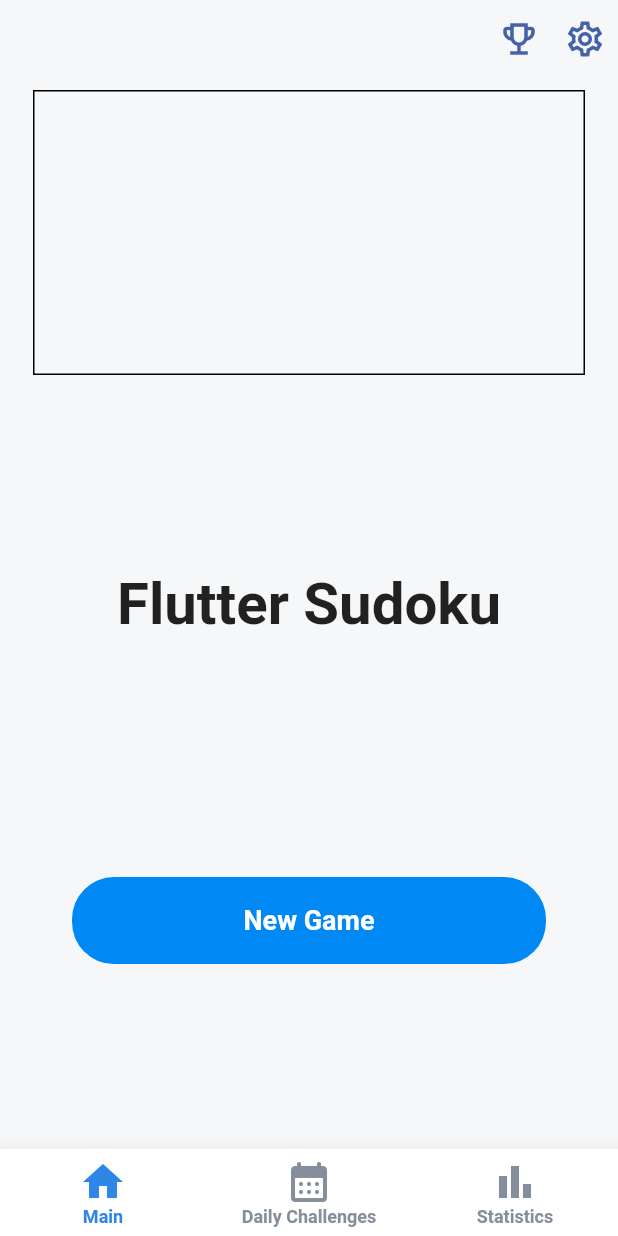
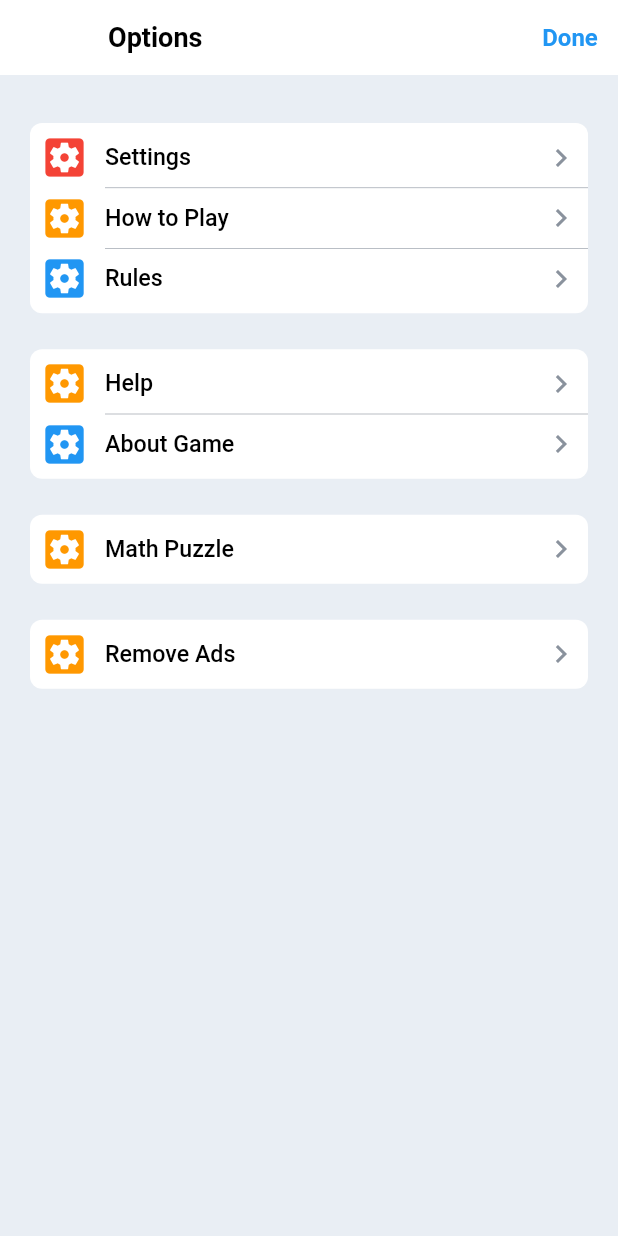
Before and after one commit to recepsenoglu/Flutter_Sudoku, a Flutter app: the screen it shows after launch, after a tap on the "settings" icon, on a phone screen of 412 x 824 dp. Run offline on Flutter 3.47's test engine with Material 2 defaults, Android fonts, the phone set to English and light mode, and no system bars; our stand-ins replace shared_preferences.

Commit message:
options screen created

```diff
--- a/lib/constant/app_strings.dart
+++ b/lib/constant/app_strings.dart
@@ -55,4 +55,16 @@ class Strings {
   static const averageScore = 'Average Score';
   static const currentWinStreak = 'Current Win Streak';
   static const bestWinStreak = 'Best Win Streak';
+
+  // Options Screen
+  static const options = 'Options';
+  static const done = 'Done';
+
+  static const settings = 'Settings';
+  static const howToPlay = 'How to Play';
+  static const rules = 'Rules';
+  static const help = 'Help';
+  static const aboutGame = 'About Game';
+  static const mathPuzzle = 'Math Puzzle';
+  static const removeAds = 'Remove Ads';
 }
--- a/lib/screens/game_screen/game_screen.dart
+++ b/lib/screens/game_screen/game_screen.dart
@@ -422,7 +422,7 @@ class GameAppBar extends StatelessWidget with PreferredSizeWidget {
         ),
         AppBarActionButton(
           icon: Icons.settings_outlined,
-          onPressed: () {},
+          onPressed: () => Routes.goTo(Routes.optionsScreen, enableBack: true),
         ),
       ],
     );
--- a/lib/screens/main_screen/main_screen.dart
+++ b/lib/screens/main_screen/main_screen.dart
@@ -3,6 +3,7 @@ import 'package:flutter/services.dart';
 import 'package:flutter_sudoku/constant/app_strings.dart';
 import 'package:flutter_sudoku/models/game_model.dart';
 import 'package:flutter_sudoku/screens/main_screen/main_screen_provider.dart';
+import 'package:flutter_sudoku/services/routes.dart';
 import 'package:flutter_sudoku/utils/app_colors.dart';
 import 'package:flutter_sudoku/utils/text_styles.dart';
 import 'package:flutter_sudoku/widgets/appBar_action_button.dart';
@@ -27,7 +28,11 @@ class MainScreen extends StatelessWidget {
         actions: [
           AppBarActionButton(
               icon: Icons.emoji_events_outlined, onPressed: () {}),
-          AppBarActionButton(icon: Icons.settings_outlined, onPressed: () {}),
+          AppBarActionButton(
+            icon: Icons.settings_outlined,
+            onPressed: () =>
+                Routes.goTo(Routes.optionsScreen, enableBack: true),
+          ),
         ],
       ),
       body: ChangeNotifierProvider<MainScreenProvider>(
--- /dev/null
+++ b/lib/screens/options_screen/options_screen.dart
@@ -0,0 +1,195 @@
+import 'package:flutter/material.dart';
+import 'package:flutter/services.dart';
+import 'package:flutter_sudoku/constant/app_strings.dart';
+import 'package:flutter_sudoku/screens/options_screen/options_screen_provider.dart';
+import 'package:flutter_sudoku/utils/app_colors.dart';
+import 'package:flutter_sudoku/utils/text_styles.dart';
+import 'package:flutter_sudoku/widgets/button/done_button.dart';
+import 'package:provider/provider.dart';
+
+class OptionsScreen extends StatelessWidget {
+  const OptionsScreen({super.key});
+
+  @override
+  Widget build(BuildContext context) {
+    return ChangeNotifierProvider<OptionsScreenProvider>(
+      create: (context) => OptionsScreenProvider(),
+      child: Consumer<OptionsScreenProvider>(
+        builder: ((context, provider, _) {
+          return Scaffold(
+            backgroundColor: AppColors.optionsBackground,
+            appBar: AppBar(
+              elevation: 0,
+              toolbarHeight: 50,
+              backgroundColor: AppColors.appBarBackground,
+              systemOverlayStyle: SystemUiOverlayStyle.dark,
+              title: Text(
+                Strings.options,
+                style: AppTextStyles.optionsScreenAppBarTitle,
+              ),
+              leading: const SizedBox.shrink(),
+              actions: const [DoneButton()],
+            ),
+            body: SingleChildScrollView(
+              padding: const EdgeInsets.all(20),
+              child: Column(
+                children: [
+                  OptionGroup(
+                    options: [
+                      OptionWidget(
+                        title: Strings.settings,
+                        iconColor: Colors.red,
+                        iconData: Icons.settings_applications,
+                        onTap: () => null,
+                      ),
+                      OptionWidget(
+                        title: Strings.howToPlay,
+                        iconColor: Colors.orange,
+                        iconData: Icons.settings_applications,
+                        onTap: () => null,
+                      ),
+                      OptionWidget(
+                        title: Strings.rules,
+                        iconColor: Colors.blue,
+                        iconData: Icons.settings_applications,
+                        onTap: () => null,
+                      ),
+                    ],
+                  ),
+                  OptionGroup(
+                    options: [
+                      OptionWidget(
+                        title: Strings.help,
+                        iconColor: Colors.orange,
+                        iconData: Icons.settings_applications,
+                        onTap: () => null,
+                      ),
+                      OptionWidget(
+                        title: Strings.aboutGame,
+                        iconColor: Colors.blue,
+                        iconData: Icons.settings_applications,
+                        onTap: () => null,
+                      ),
+                    ],
+                  ),
+                  OptionGroup(
+                    options: [
+                      OptionWidget(
+                        title: Strings.mathPuzzle,
+                        iconColor: Colors.orange,
+                        iconData: Icons.settings_applications,
+                        onTap: () => null,
+                      ),
+                    ],
+                  ),
+                  OptionGroup(
+                    options: [
+                      OptionWidget(
+                        title: Strings.removeAds,
+                        iconColor: Colors.orange,
+                        iconData: Icons.settings_applications,
+                        onTap: () => null,
+                      ),
+                    ],
+                  ),
+                ],
+              ),
+            ),
+          );
+        }),
+      ),
+    );
+  }
+}
+
+class OptionGroup extends StatelessWidget {
+  const OptionGroup({
+    required this.options,
+    this.fullDivider = false,
+    super.key,
+  });
+
+  final List<OptionWidget> options;
+  final bool fullDivider;
+
+  @override
+  Widget build(BuildContext context) {
+    return Container(
+      width: double.infinity,
+      padding: const EdgeInsets.symmetric(vertical: 3),
+      margin: const EdgeInsets.symmetric(vertical: 12),
+      decoration: BoxDecoration(
+        color: Colors.white,
+        borderRadius: BorderRadius.circular(8),
+      ),
+      child: Column(
+        children: List.generate(
+          options.length,
+          (index) {
+            return Column(
+              mainAxisAlignment: MainAxisAlignment.center,
+              children: [
+                InkWell(
+                  onTap: () => options[index].onTap?.call(),
+                  borderRadius: BorderRadius.circular(8),
+                  child: Padding(
+                    padding:
+                        const EdgeInsets.symmetric(horizontal: 6, vertical: 3),
+                    child: options[index],
+                  ),
+                ),
+                Visibility(
+                  visible: index < options.length - 1,
+                  child: Container(
+                    height: 0.4,
+                    width: double.infinity,
+                    margin: EdgeInsets.only(left: fullDivider ? 20 : 50),
+                    color: AppColors.greyColor,
+                  ),
+                ),
+              ],
+            );
+          },
+        ),
+      ),
+    );
+  }
+}
+
+class OptionWidget extends StatelessWidget {
+  const OptionWidget({
+    required this.title,
+    required this.iconData,
+    required this.iconColor,
+    this.onTap,
+    super.key,
+  });
+
+  final String title;
+  final IconData iconData;
+  final Color iconColor;
+  final Function()? onTap;
+
+  @override
+  Widget build(BuildContext context) {
+    return Row(
+      children: [
+        Icon(
+          iconData,
+          size: 34,
+          color: iconColor,
+        ),
+        const SizedBox(width: 10),
+        Text(
+          title,
+          style: AppTextStyles.optionButtonTitle,
+        ),
+        const Spacer(),
+        Icon(
+          Icons.keyboard_arrow_right,
+          color: AppColors.greyColor,
+        ),
+      ],
+    );
+  }
+}
--- /dev/null
+++ b/lib/screens/options_screen/options_screen_provider.dart
@@ -0,0 +1,5 @@
+import 'package:flutter/material.dart';
+
+class OptionsScreenProvider with ChangeNotifier {
+
+}
--- a/lib/screens/statistics_screen/statistics_screen.dart
+++ b/lib/screens/statistics_screen/statistics_screen.dart
@@ -9,7 +9,7 @@ import 'package:flutter_sudoku/models/stat_model.dart';
 import 'package:flutter_sudoku/screens/statistics_screen/statistics_screen_provider.dart';
 import 'package:flutter_sudoku/utils/app_colors.dart';
 import 'package:flutter_sudoku/utils/text_styles.dart';
-import 'package:flutter_sudoku/widgets/appbar_action_button.dart';
+import 'package:flutter_sudoku/widgets/appBar_action_button.dart';
 import 'package:provider/provider.dart';
 
 class StatisticsScreen extends StatelessWidget {
--- a/lib/services/routes.dart
+++ b/lib/services/routes.dart
@@ -2,6 +2,7 @@ import 'package:flutter/material.dart';
 import 'package:flutter_sudoku/models/game_model.dart';
 import 'package:flutter_sudoku/screens/game_screen/game_screen.dart';
 import 'package:flutter_sudoku/screens/navigation_bar/navigation_bar_screen.dart';
+import 'package:flutter_sudoku/screens/options_screen/options_screen.dart';
 import 'package:flutter_sudoku/screens/statistics_screen/statistics_screen.dart';
 
 class Routes {
@@ -10,6 +11,7 @@ class Routes {
   static const String navigationBar = '/navigation_bar';
   static const String gameScreen = '/game_screen';
   static const String statisticsScreen = '/statistics_screen';
+  static const String optionsScreen = '/options_screen';
 
   static Route<dynamic>? generateRoute(RouteSettings settings) {
     final args = settings.arguments;
@@ -20,13 +22,13 @@ class Routes {
             builder: (_) => NavigationBarScreen(
                   savedGame: args as GameModel?,
                 ));
-
       case gameScreen:
         return MaterialPageRoute(
             builder: (_) => GameScreen(gameModel: args as GameModel));
-
       case statisticsScreen:
         return MaterialPageRoute(builder: (_) => const StatisticsScreen());
+      case optionsScreen:
+        return MaterialPageRoute(builder: (_) => const OptionsScreen());
 
       default:
         return _errorRoute();
@@ -55,10 +57,12 @@ class Routes {
     );
   }
 
-  static void back({bool returnDialog = false}) {
+  static void back({int backTimes = 1, bool returnDialog = false}) {
     debugPrint('GO BACK <- ${returnDialog ? 'return $returnDialog' : ''}');
-    if (Navigator.canPop(Routes.navigatorKey.currentContext!)) {
-      Navigator.pop(Routes.navigatorKey.currentContext!, returnDialog);
+    for (var i = 0; i < backTimes; i++) {
+      if (Navigator.canPop(Routes.navigatorKey.currentContext!)) {
+        Navigator.pop(Routes.navigatorKey.currentContext!, returnDialog);
+      }
     }
   }
 }
--- a/lib/utils/app_colors.dart
+++ b/lib/utils/app_colors.dart
@@ -67,6 +67,8 @@ class AppColors {
   static const _statisticsUp = Color(0xFF3DC161);
   static const _statisticsDown = Color(0xFFFF3A2F);
 
+  static const _optionsBackground = Color(0xFFE9EEF4);
+
   static get primary => _primary;
 
   static get appBarBackground => _appBarBackground;
@@ -133,4 +135,6 @@ class AppColors {
   static get statisticsCard => _statisticsCard;
   static get statisticsUp => _statisticsUp;
   static get statisticsDown => _statisticsDown;
+
+  static get optionsBackground => _optionsBackground;
 }
--- a/lib/utils/text_styles.dart
+++ b/lib/utils/text_styles.dart
@@ -116,6 +116,21 @@ class AppTextStyles {
   static const _statisticsCardTitle =
       TextStyle(fontSize: 15, fontWeight: FontWeight.bold);
 
+  static const _optionsScreenAppBarTitle = TextStyle(
+    fontSize: 18,
+    color: Colors.black,
+    fontWeight: FontWeight.bold,
+  );
+  static const _doneButtonText = TextStyle(
+    fontWeight: FontWeight.w700,
+    fontSize: 16,
+  );
+  static const _optionButtonTitle = TextStyle(
+    color: Colors.black,
+    fontWeight: FontWeight.w500,
+    fontSize: 15.5,
+  );
+
   static TextStyle get appBarTitle => _appBarTitle;
 
   static TextStyle get gameInfoTitle => _gameInfoTitle;
@@ -151,4 +166,9 @@ class AppTextStyles {
   static TextStyle get statisticsGroupTitle => _statisticsGroupTitle;
   static TextStyle get statisticsCardValue => _statisticsCardValue;
   static TextStyle get statisticsCardTitle => _statisticsCardTitle;
+
+  static TextStyle get optionsScreenAppBarTitle => _optionsScreenAppBarTitle;
+  static TextStyle get doneButtonText => _doneButtonText;
+
+  static TextStyle get optionButtonTitle => _optionButtonTitle;
 }
--- a/lib/widgets/appbar_action_button.dart
+++ b/lib/widgets/appbar_action_button.dart
@@ -19,8 +19,8 @@ class AppBarActionButton extends StatelessWidget {
         icon,
         color: AppColors.appBarActions,
       ),
-      iconSize: 28,
-      splashRadius: 26,
+      iconSize: 26,
+      splashRadius: 24,
       visualDensity: VisualDensity.compact,
     );
   }
--- /dev/null
+++ b/lib/widgets/button/done_button.dart
@@ -0,0 +1,21 @@
+import 'package:flutter/material.dart';
+import 'package:flutter_sudoku/constant/app_strings.dart';
+import 'package:flutter_sudoku/services/routes.dart';
+import 'package:flutter_sudoku/utils/text_styles.dart';
+
+class DoneButton extends StatelessWidget {
+  const DoneButton({super.key, this.onPressed});
+
+  final Function()? onPressed;
+
+  @override
+  Widget build(BuildContext context) {
+    return TextButton(
+      onPressed: onPressed ?? () => Routes.back(),
+      child: Text(
+        Strings.done,
+        style: AppTextStyles.doneButtonText,
+      ),
+    );
+  }
+}
```
